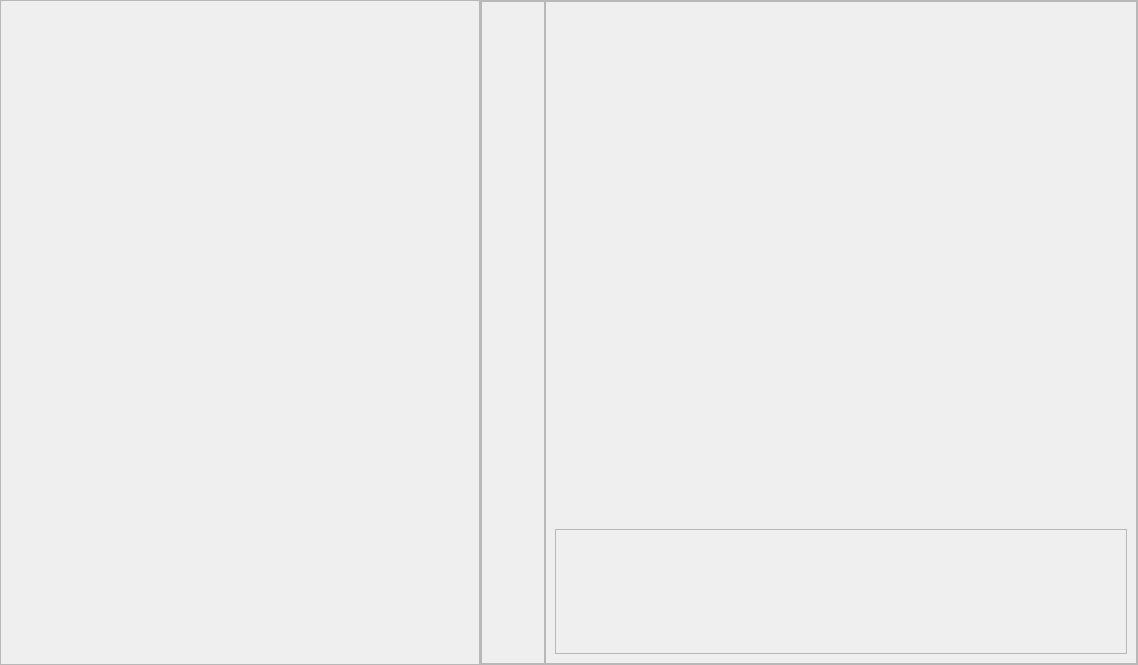
Before: the Qt Designer form olive/gui/backend/qt/acquisition/view.ui in liuyenting/olive-core, drawn with Qt 5.
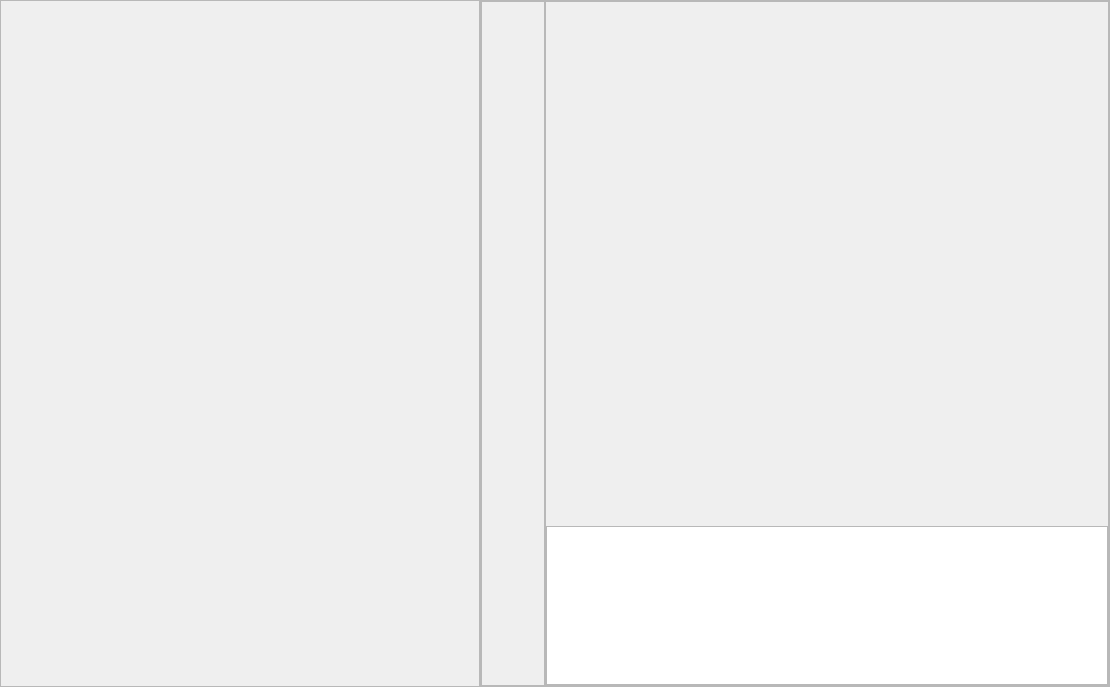
After: the same form once the commit is applied. Icons and pictures are not drawn.

Commit message: Create device hub and acquisition workspace Not linked to main window presenter yet.

What changed in the file:
```diff
--- a/olive/gui/backend/qt/acquisition/view.ui
+++ b/olive/gui/backend/qt/acquisition/view.ui
@@ -6,8 +6,8 @@
    <rect>
     <x>0</x>
     <y>0</y>
-    <width>1138</width>
-    <height>665</height>
+    <width>1110</width>
+    <height>687</height>
    </rect>
   </property>
   <property name="windowTitle">
@@ -79,7 +79,7 @@
      <property name="frameShadow">
       <enum>QFrame::Raised</enum>
      </property>
-     <layout class="QGridLayout" name="viewer_layout">
+     <layout class="QGridLayout" name="viewer_main_layout">
       <property name="leftMargin">
        <number>0</number>
       </property>
@@ -96,7 +96,10 @@
        <number>0</number>
       </property>
       <item row="0" column="0">
-       <layout class="QHBoxLayout" name="viewer_layout_2">
+       <layout class="QHBoxLayout" name="viewer_layout">
+        <property name="spacing">
+         <number>0</number>
+        </property>
         <item>
          <widget class="QFrame" name="view_type">
           <property name="frameShape">
@@ -183,8 +186,26 @@
            <enum>QFrame::Raised</enum>
           </property>
           <layout class="QVBoxLayout" name="verticalLayout">
+           <property name="leftMargin">
+            <number>0</number>
+           </property>
+           <property name="topMargin">
+            <number>0</number>
+           </property>
+           <property name="rightMargin">
+            <number>0</number>
+           </property>
+           <property name="bottomMargin">
+            <number>0</number>
+           </property>
            <item>
             <widget class="QWidget" name="canvas" native="true">
+             <property name="sizePolicy">
+              <sizepolicy hsizetype="Preferred" vsizetype="Preferred">
+               <horstretch>1</horstretch>
+               <verstretch>1</verstretch>
+              </sizepolicy>
+             </property>
              <property name="minimumSize">
               <size>
                <width>512</width>
@@ -194,7 +215,7 @@
             </widget>
            </item>
            <item>
-            <widget class="QFrame" name="navigation">
+            <widget class="QFrame" name="image_zoom">
              <property name="frameShape">
               <enum>QFrame::StyledPanel</enum>
              </property>
@@ -203,6 +224,16 @@
              </property>
             </widget>
            </item>
+           <item>
+            <widget class="QListWidget" name="navigation">
+             <property name="sizePolicy">
+              <sizepolicy hsizetype="Preferred" vsizetype="Preferred">
+               <horstretch>0</horstretch>
+               <verstretch>0</verstretch>
+              </sizepolicy>
+             </property>
+            </widget>
+           </item>
           </layout>
          </widget>
         </item>
```
Left out of the diff: 6 changed lines with no effect on the pictures. The commit also changes 14 other files.
